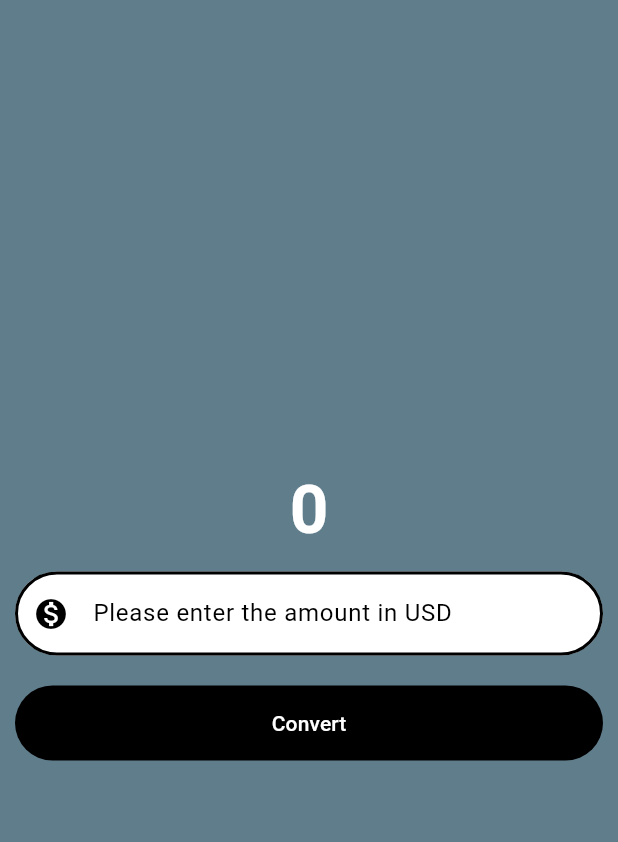
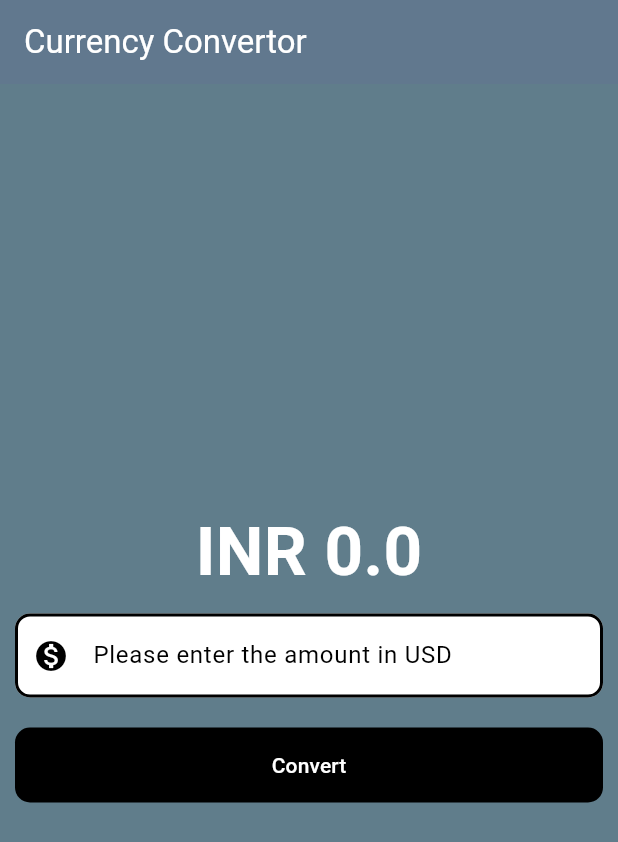
Before and after one commit to dravidsajin/flutter_learnings, a Flutter app: the screen it shows after launch, after a tap on "Convert", on a phone screen of 412 x 824 dp. Shown: the top 842 px of the screen. Run offline on Flutter 3.47's test engine with Material 3 defaults, Android fonts, the phone set to English and light mode, and no system bars.

Commit message:
Convertion logic and statefull widget added

```diff
--- a/currency_converter/lib/pages/currency_converter_material_page.dart
+++ b/currency_converter/lib/pages/currency_converter_material_page.dart
@@ -1,7 +1,16 @@
 import 'package:flutter/material.dart';
 
-class CurrencyConverterMaterialHomePage extends StatelessWidget {
+class CurrencyConverterMaterialHomePage extends StatefulWidget {
   const CurrencyConverterMaterialHomePage({super.key});
+  @override
+  State<CurrencyConverterMaterialHomePage> createState() =>
+      _CurrencyConverterState();
+}
+
+class _CurrencyConverterState extends State<CurrencyConverterMaterialHomePage> {
+  double convertedINR = 0;
+  final TextEditingController textEditingController = TextEditingController();
+
   @override
   Widget build(BuildContext context) {
     final border = OutlineInputBorder(
@@ -9,17 +18,27 @@ class CurrencyConverterMaterialHomePage extends StatelessWidget {
         width: 2.0,
         style: BorderStyle.solid,
       ),
-      borderRadius: BorderRadius.circular(60),
+      borderRadius: BorderRadius.circular(10),
     );
 
     return Scaffold(
       backgroundColor: Colors.blueGrey,
+      appBar: AppBar(
+        title: const Text(
+          'Currency Convertor',
+          style: TextStyle(
+            color: Colors.white,
+          ),
+        ),
+        backgroundColor: Colors.blueGrey,
+        elevation: 5,
+      ),
       body: Center(
         child: Column(
           mainAxisAlignment: MainAxisAlignment.center,
           children: [
-            const Text("0",
-                style: TextStyle(
+            Text('INR $convertedINR',
+                style: const TextStyle(
                   fontSize: 45,
                   fontWeight: FontWeight.bold,
                   color: Colors.white,
@@ -27,6 +46,7 @@ class CurrencyConverterMaterialHomePage extends StatelessWidget {
             Padding(
               padding: const EdgeInsets.all(10.0),
               child: TextField(
+                controller: textEditingController,
                 style: const TextStyle(
                   color: Colors.black,
                 ),
@@ -52,14 +72,17 @@ class CurrencyConverterMaterialHomePage extends StatelessWidget {
               padding: const EdgeInsets.all(10.0),
               child: TextButton(
                   onPressed: () {
-                    print('On Pressed');
+                    setState(() {
+                      convertedINR =
+                          double.parse(textEditingController.text) * 80;
+                    });
                   },
-                  style: const ButtonStyle(
-                    backgroundColor: MaterialStatePropertyAll(Colors.black),
-                    foregroundColor: MaterialStatePropertyAll(Colors.white),
-                    minimumSize:
-                        MaterialStatePropertyAll(Size(double.infinity, 50)),
-                  ),
+                  style: TextButton.styleFrom(
+                      backgroundColor: Colors.black,
+                      foregroundColor: Colors.white,
+                      minimumSize: const Size(double.infinity, 50),
+                      shape: RoundedRectangleBorder(
+                          borderRadius: BorderRadius.circular(10))),
                   child: const Text('Convert')),
             ),
           ],
```
